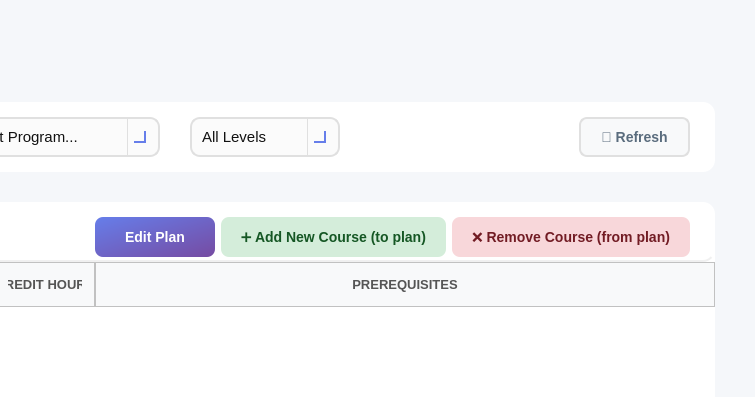
This is app_ui/admin_ui/submenus_ui/program_plans.ui in Yasser-Daffa/ECE-Course-Registeration as Qt 5 draws it before an edit; both pictures show x 445 to 1200 and y 0 to 397 of the 1200 by 858 pixel window. The edited form follows.
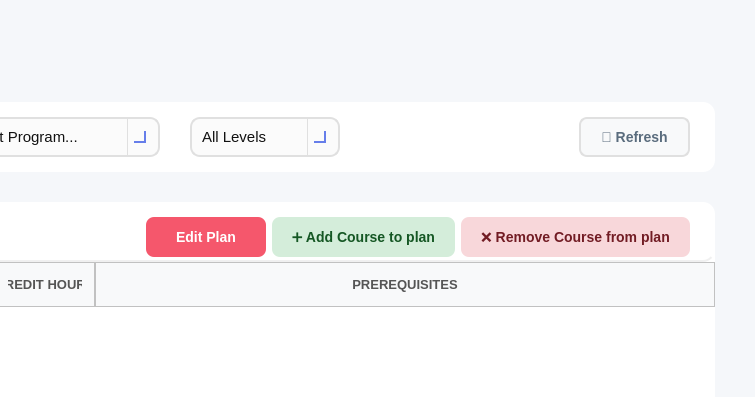
This is the edited form. Icons and pictures are not drawn.

```diff
--- a/app_ui/admin_ui/submenus_ui/program_plans.ui
+++ b/app_ui/admin_ui/submenus_ui/program_plans.ui
@@ -537,30 +537,25 @@
            </property>
            <property name="styleSheet">
             <string notr="true">QPushButton {
-    background: qlineargradient(x1:0, y1:0, x2:1, y2:1, stop:0 #667EEA, stop:1 #764BA2);
+    background-color: #f5576c;
     color: #ffffff;
     border: none;
     border-radius: 8px;
     font-size: 14px;
     font-weight: bold;
     padding: 10px 20px;
-    transition: background 150ms;
+    transition: background-color 150ms;
 }
-
 QPushButton:hover {
     background: qlineargradient(x1:0, y1:0, x2:1, y2:1, stop:0 #4F63C6, stop:1 #5D3F9E);
 }
-
 QPushButton:pressed {
     background-color: #3C4A99;
 }
-
-
 QPushButton:disabled {
-    background-color: #e0e0e0;
-    color: #999999;
-}
-</string>
+    background-color: #cccccc;  /* gray background for disabled */
+    color: #666666;             /* darker gray text */
+}</string>
            </property>
            <property name="text">
             <string>Edit Plan</string>
@@ -605,7 +600,7 @@
 }</string>
            </property>
            <property name="text">
-            <string>➕ Add New Course (to plan)</string>
+            <string>➕ Add Course to plan</string>
            </property>
           </widget>
          </item>
@@ -647,7 +642,7 @@
 }</string>
            </property>
            <property name="text">
-            <string>❌ Remove Course (from plan)</string>
+            <string>❌ Remove Course from plan</string>
            </property>
           </widget>
          </item>
```
Left out of the diff: 4 changed lines with no effect on the pictures.
